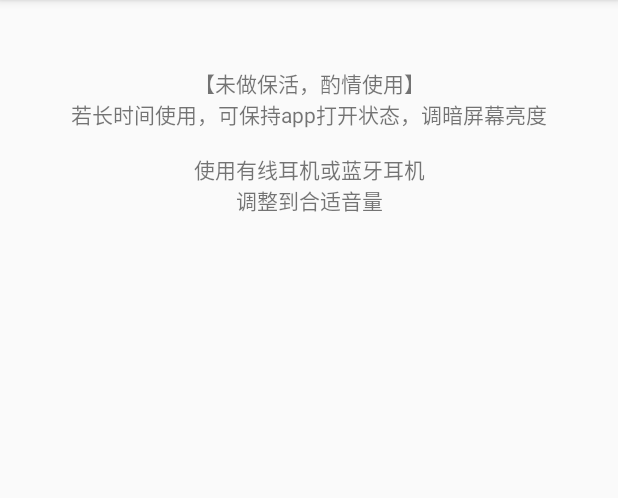
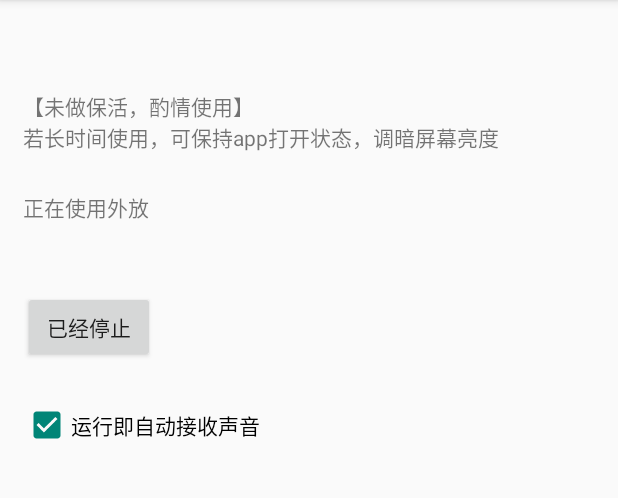
Before and after one commit to lg1256/HeadsetPlayback, an Android app: the screen it shows after launch (MainActivity), on a phone screen of 412 x 824 dp, the part 84-582 px from its top. Run offline under Robolectric (Android 15) with nearby library versions, the phone set to English and light mode, and no system bars; our stand-ins replace ButterKnife.

Commit message:
0.6。ui

```diff
--- a/app/src/main/AndroidManifest.xml
+++ b/app/src/main/AndroidManifest.xml
@@ -2,15 +2,18 @@
 <manifest xmlns:android="http://schemas.android.com/apk/res/android"
     package="com.cuiweiyou.headsetplayback">
 
+    <uses-permission android:name="android.permission.RECORD_AUDIO" /> <!-- 录音 -->
     <uses-permission android:name="android.permission.BLUETOOTH" />
-    <uses-permission android:name="android.permission.RECORD_AUDIO" /> <!-- 录音 -->
+
     <application
+        android:name=".HeadApp"
         android:allowBackup="true"
         android:icon="@mipmap/avatar"
         android:label="@string/app_name"
         android:roundIcon="@mipmap/avatar"
         android:supportsRtl="true"
         android:theme="@style/Theme.HeadsetPlayback">
+
         <activity android:name=".MainActivity">
             <intent-filter>
                 <action android:name="android.intent.action.MAIN" />
--- /dev/null
+++ b/app/src/main/java/com/cuiweiyou/headsetplayback/ConfigUtil.java
@@ -0,0 +1,39 @@
+package com.cuiweiyou.headsetplayback;
+
+import android.content.Context;
+import android.content.SharedPreferences;
+
+public class ConfigUtil {
+
+    private static ConfigUtil instance;
+    private SharedPreferences preferences;
+
+    private ConfigUtil() {
+
+    }
+
+    public static ConfigUtil getInstance() {
+        if (null == instance) {
+            synchronized ((ConfigUtil.class)) {
+                if (null == instance) {
+                    instance = new ConfigUtil();
+                }
+            }
+        }
+        return instance;
+    }
+
+    public void init(Context context) {
+        preferences = context.getSharedPreferences("", Context.MODE_PRIVATE);
+    }
+
+    public void setAutoRecord(boolean auto) {
+        SharedPreferences.Editor edit = preferences.edit();
+        edit.putBoolean("AutoRecord", auto);
+        edit.commit();
+    }
+
+    public boolean getAutoRecord() {
+        return preferences.getBoolean("AutoRecord", true);
+    }
+}
--- /dev/null
+++ b/app/src/main/java/com/cuiweiyou/headsetplayback/HeadApp.java
@@ -0,0 +1,12 @@
+package com.cuiweiyou.headsetplayback;
+
+import android.app.Application;
+
+public class HeadApp extends Application {
+    @Override
+    public void onCreate() {
+        super.onCreate();
+
+        ConfigUtil.getInstance().init(this);
+    }
+}
--- a/app/src/main/java/com/cuiweiyou/headsetplayback/MainActivity.java
+++ b/app/src/main/java/com/cuiweiyou/headsetplayback/MainActivity.java
@@ -10,59 +10,68 @@ import android.content.pm.PackageManager;
 import android.graphics.Bitmap;
 import android.graphics.BitmapFactory;
 import android.graphics.Color;
+import android.media.AudioDeviceInfo;
 import android.media.AudioManager;
+import android.os.Build;
 import android.os.Bundle;
+import android.util.Log;
+import android.widget.Button;
+import android.widget.CheckBox;
 import android.widget.TextView;
 import android.widget.Toast;
 
 import androidx.annotation.NonNull;
-import androidx.appcompat.app.AppCompatActivity;
 import androidx.core.app.ActivityCompat;
+
+import butterknife.BindView;
+import butterknife.ButterKnife;
+import butterknife.OnCheckedChanged;
+import butterknife.OnClick;
+import butterknife.Unbinder;
 
 /**
  * www.gaohaiyan.com
  */
 public class MainActivity extends ExitAppActivity {
 
-    private TextView devicesTextView;
+    @BindView(R.id.tipView)
+    public TextView tipView;
+
+    @BindView(R.id.runningBtn)
+    public Button runningBtn;
+
+    @BindView(R.id.autoRecordCbox)
+    public CheckBox autoRecordCbox;
+
     private HeadsetPlugReceiver headsetPlugReceiver;
+    private AudioManager audioManager;
+    private Unbinder bind;
+
+    private boolean isLoundspeaker = true;
+    private boolean isPlayback = false;
 
     @Override
     protected void onCreate(Bundle savedInstanceState) {
         super.onCreate(savedInstanceState);
         setContentView(R.layout.activity_main);
+        bind = ButterKnife.bind(this);
 
-        // 21.11.23
-        AudioManager audoManager = (AudioManager) getSystemService(Context.AUDIO_SERVICE);
-        audoManager.setMode(AudioManager.MODE_IN_COMMUNICATION); // 解决acousticEchoCanceler  not enough Memorry
+        audioManager = (AudioManager) getSystemService(Context.AUDIO_SERVICE);
+        audioManager.setMode(AudioManager.MODE_IN_COMMUNICATION); // 解决acousticEchoCanceler  not enough Memorry
 
-        // 最近任务界面的app名称和图标
-        Bitmap recentsIcon = BitmapFactory.decodeResource(getResources(), R.mipmap.task);
-        String title = "飞速回音";
-        int color = Color.rgb(228, 204, 51); // 通常默认白色，不支持自定义
-        ActivityManager.TaskDescription description = new ActivityManager.TaskDescription(title, recentsIcon, color);
-        this.setTaskDescription(description);
-
-        devicesTextView = findViewById(R.id.devicesTextView);
-        devicesTextView.setKeepScreenOn(true);
         headsetPlugReceiver = new HeadsetPlugReceiver(this, onDeviceChangedListener);
 
-        int checked1 = checkSelfPermission(Manifest.permission.RECORD_AUDIO);
-        int checked2 = checkSelfPermission(Manifest.permission.BLUETOOTH);
-        if (checked1 == PackageManager.PERMISSION_GRANTED && checked2 == PackageManager.PERMISSION_GRANTED) {
-            registerRecerver();
-        } else {
-            ActivityCompat //
-                    .requestPermissions(this,  //
-                                        new String[]{Manifest.permission.RECORD_AUDIO, Manifest.permission.BLUETOOTH}, //
-                                        990);
-        }
+        initState();
+        initView();
+        initTaskDescription();
+        initPremissions();
     }
 
     @Override
     public void whenAppExit() {
         RecordAndPlaybackUtil.getInstance().stopRecord();
         unregisterReceiver(headsetPlugReceiver);
+        bind.unbind();
     }
 
     @Override
@@ -78,35 +87,129 @@ public class MainActivity extends ExitAppActivity {
             }
 
             if (isAllGranted) { // 如果所有的权限都授予了
+                runningBtn.setClickable(true);
                 registerRecerver();
             } else {
+                runningBtn.setClickable(false);
                 Toast.makeText(this, "不授权没法录音", Toast.LENGTH_SHORT).show();
             }
         }
     }
 
+    @OnClick(R.id.runningBtn)     // 运行
+    public void onRunningBtnClick() {
+        play();
+    }
+
+    @OnCheckedChanged(R.id.autoRecordCbox) // 自动运行
+    public void onAutoRecordCboxClick(boolean checked) {
+        ConfigUtil.getInstance().setAutoRecord(checked);
+    }
+
+    private void initState() {
+        AudioDeviceInfo[] devices = audioManager.getDevices(AudioManager.GET_DEVICES_OUTPUTS);
+        Log.e("ard", "设备数量 " + devices.length);
+        for (AudioDeviceInfo device : devices) {
+            int deviceType = device.getType();
+            Log.e("ard", "设备 " + device.getProductName()+" = "+deviceType);
+            if ((deviceType == AudioDeviceInfo.TYPE_WIRED_HEADSET) || (deviceType == AudioDeviceInfo.TYPE_WIRED_HEADPHONES)) { // 有线耳机
+                tipView.setText("正在使用有线耳机");
+                isLoundspeaker = false;
+            } else if ((deviceType == AudioDeviceInfo.TYPE_BLUETOOTH_A2DP) || (deviceType == AudioDeviceInfo.TYPE_BLUETOOTH_SCO)) {// 蓝牙耳机
+                tipView.setText("正在使用蓝牙耳机");
+                isLoundspeaker = false;
+            } else {
+                tipView.setText("正在使用手机外放");
+                isLoundspeaker = true;
+            }
+        }
+    }
+
+    private void initView() {
+        boolean autoRecord = ConfigUtil.getInstance().getAutoRecord();
+        Log.e("ard", "自动 " + autoRecord);
+        autoRecordCbox.setChecked(autoRecord);
+    }
+
+    private void initTaskDescription() { // 最近任务界面的app名称和图标
+        Bitmap recentsIcon = BitmapFactory.decodeResource(getResources(), R.mipmap.task);
+        String title = "飞速回音";
+        int color = Color.rgb(228, 204, 51); // 通常默认白色，不支持自定义
+        ActivityManager.TaskDescription description = new ActivityManager.TaskDescription(title, recentsIcon, color);
+        this.setTaskDescription(description);
+    }
+
+    private void initPremissions() {
+        int checked1 = checkSelfPermission(Manifest.permission.RECORD_AUDIO);
+        int checked2 = checkSelfPermission(Manifest.permission.BLUETOOTH);
+        if (checked1 == PackageManager.PERMISSION_GRANTED && checked2 == PackageManager.PERMISSION_GRANTED) {
+            runningBtn.setClickable(true);
+            registerRecerver();
+        } else {
+            ActivityCompat //
+                    .requestPermissions(this,  //
+                                        new String[]{Manifest.permission.RECORD_AUDIO, Manifest.permission.BLUETOOTH}, //
+                                        990);
+        }
+    }
+
     private void registerRecerver() {
+        if (autoRecordCbox.isChecked()) {
+            play();
+        }
+
         IntentFilter intentFilter = new IntentFilter();
-        intentFilter.addAction(Intent.ACTION_HEADSET_PLUG); // 有线耳机
+        intentFilter.addAction(Intent.ACTION_HEADSET_PLUG);                       // 有线耳机
         intentFilter.addAction(BluetoothHeadset.ACTION_CONNECTION_STATE_CHANGED); // 蓝牙
         registerReceiver(headsetPlugReceiver, intentFilter);
+    }
 
-        RecordAndPlaybackUtil.getInstance().startRecord();
-        RecordAndPlaybackUtil.getInstance().setPlayback(false); // 21.11.23 测试手机外放时开启回声消除
+    private void play() {
+        if (!isPlayback){
+            boolean echoCancelAvailable = RecordAndPlaybackUtil.getInstance().startRecord();
+            if (echoCancelAvailable) {
+                RecordAndPlaybackUtil.getInstance().playback();
+                if (isLoundspeaker){
+                    RecordAndPlaybackUtil.getInstance().setEnchoCancel(true);
+                }else{
+                    RecordAndPlaybackUtil.getInstance().setEnchoCancel(false);
+                }
+                isPlayback = true;
+            } else {
+                RecordAndPlaybackUtil.getInstance().setEnchoCancel(false);
+                if (isLoundspeaker) {
+                    RecordAndPlaybackUtil.getInstance().stopback();
+                    isPlayback = false;
+                    Toast.makeText(this, "手机不支持", Toast.LENGTH_SHORT).show();
+                } else {
+                    RecordAndPlaybackUtil.getInstance().playback();
+                    isPlayback = true;
+                }
+            }
+        }else{
+            RecordAndPlaybackUtil.getInstance().stopback();
+            isPlayback = false;
+        }
+
+        if (isPlayback) {
+            runningBtn.setText("正在运行ing");
+        } else {
+            runningBtn.setText("已经停止");
+        }
     }
 
     private HeadsetPlugReceiver.OnDeviceChangedListener onDeviceChangedListener = new HeadsetPlugReceiver.OnDeviceChangedListener() {
         @Override
         public void onDeviceChanged(int flag) {
             if (3 == flag) {
-                devicesTextView.append("正在使用有线耳机\n");
-                RecordAndPlaybackUtil.getInstance().setPlayback(true);
+                tipView.setText("正在使用有线耳机");
+                isLoundspeaker = false;
             } else if (78 == flag) {
-                devicesTextView.append("正在使用蓝牙耳机\n");
-                RecordAndPlaybackUtil.getInstance().setPlayback(true);
+                tipView.setText("正在使用蓝牙耳机");
+                isLoundspeaker = false;
             } else {
-                devicesTextView.append("--- 请连接耳机 ---\n");
-                RecordAndPlaybackUtil.getInstance().setPlayback(false);
+                tipView.setText("正在使用外放");
+                isLoundspeaker = true;
             }
         }
     };
--- a/app/src/main/java/com/cuiweiyou/headsetplayback/RecordAndPlaybackUtil.java
+++ b/app/src/main/java/com/cuiweiyou/headsetplayback/RecordAndPlaybackUtil.java
@@ -7,8 +7,6 @@ import android.media.AudioTrack;
 import android.media.MediaRecorder;
 import android.media.audiofx.AcousticEchoCanceler;
 import android.util.Log;
-
-import java.io.BufferedOutputStream;
 
 /**
  * www.gaohaiyan.com
@@ -26,29 +24,38 @@ public class RecordAndPlaybackUtil {
     // 回音消除器
     AcousticEchoCanceler acousticEchoCanceler;
 
-    private MyThread thread;
+    private RecordThread recordThread;
 
     private static RecordAndPlaybackUtil instance;
+    private boolean echoCancelAvailable = false;
 
     private RecordAndPlaybackUtil() {
         audioRecord = new AudioRecord(audioSource, sampleRateInHz, channelConfig, audioFormat, bufferSize * 2);
 
-        // 21.11.23
-        Log.e("ard", "是否支持回声消除："+ AcousticEchoCanceler.isAvailable());
-        // id
-        int AUDIO_SESSION_ID = audioRecord.getAudioSessionId();
-        // 消除器
-        acousticEchoCanceler = AcousticEchoCanceler.create(AUDIO_SESSION_ID);
+        // 支持回声消除
+        echoCancelAvailable = AcousticEchoCanceler.isAvailable();
+        Log.e("ard", "回声消除 " + echoCancelAvailable);
+        if (echoCancelAvailable){
+            int AUDIO_SESSION_ID = audioRecord.getAudioSessionId();               // id
+            acousticEchoCanceler = AcousticEchoCanceler.create(AUDIO_SESSION_ID); // 消除器
 
-        // 添加id
             audioTrack = new AudioTrack(
-                AudioManager.STREAM_SYSTEM, // 21.11.23 配合AcousticEchoCanceler
+                    AudioManager.STREAM_SYSTEM, // 配合AcousticEchoCanceler
                     sampleRateInHz,
                     AudioFormat.CHANNEL_OUT_MONO,
                     audioFormat,
                     bufferSize * 2,
                     AudioTrack.MODE_STREAM,
-                AUDIO_SESSION_ID);
+                    AUDIO_SESSION_ID);         // 添加id
+        } else {
+            audioTrack = new AudioTrack(
+                    AudioManager.STREAM_MUSIC,
+                    sampleRateInHz,
+                    AudioFormat.CHANNEL_OUT_MONO,
+                    audioFormat,
+                    bufferSize * 2,
+                    AudioTrack.MODE_STREAM);
+        }
     }
 
     public static RecordAndPlaybackUtil getInstance() {
@@ -65,39 +72,50 @@ public class RecordAndPlaybackUtil {
     /**
      * 开始录制
      */
-    public void startRecord() {
-        thread = new MyThread();
-        thread.start();
+    public boolean startRecord() {
+        if (null == recordThread) {
+            recordThread = new RecordThread();
+            recordThread.start();
+        }
+
+        return echoCancelAvailable;
     }
 
     public void stopRecord() {
-        if (null != thread) {
-            thread.setDestroy(true);
+        if (null != recordThread) {
+            recordThread.setDestroy(true);
         }
-        thread = null;
+        recordThread = null;
     }
 
-    public void setPlayback(boolean playbackable) {
-        if (playbackable){
-            acousticEchoCanceler.setEnabled(false);
-        }else{
-            acousticEchoCanceler.setEnabled(true); // 21.11.23 手机外放时开启回声消除
+    public void setEnchoCancel(boolean ec){
+        if (null != acousticEchoCanceler) {
+            acousticEchoCanceler.setEnabled(ec);
         }
-        thread.setPlayback(playbackable);
     }
 
-    class MyThread extends Thread {
+    public void playback() {
+        if (null != recordThread) {
+            recordThread.setPlayback(true);
+        }
+    }
+
+    public void stopback() {
+        if (null != recordThread) {
+            recordThread.setPlayback(false);
+        }
+    }
+
+    class RecordThread extends Thread {
         private boolean isDestroy = false;
         private boolean playbackable = false;
-        private BufferedOutputStream bos;
 
         public void setDestroy(boolean isDestroy) {
             this.isDestroy = isDestroy;
         }
 
         public void setPlayback(boolean able) {
-            // this.playbackable = able;
-            this.playbackable = true; // 21.11.23 测试回声消除
+            playbackable = able;
         }
 
         @Override
@@ -110,23 +128,24 @@ public class RecordAndPlaybackUtil {
             audioTrack.play();
 
             while (!isDestroy) {
+                if (playbackable) {
                     byte[] buffer = new byte[bufferSize];
 
-                // 录制
-                int readCount = audioRecord.read(buffer, 0, bufferSize);
+                    int readCount = audioRecord.read(buffer, 0, bufferSize);// 录制
 
-                if (playbackable) { // 播放
                     if (readCount == AudioTrack.ERROR_INVALID_OPERATION || readCount == AudioTrack.ERROR_BAD_VALUE) {
                         continue;
                     }
                     if (readCount != 0 && readCount != -1) {
-                        audioTrack.write(buffer, 0, readCount);
+                        audioTrack.write(buffer, 0, readCount); // 播放
                     }
                 }
             }
 
+            if (null != acousticEchoCanceler) {
                 acousticEchoCanceler.setEnabled(false);
                 acousticEchoCanceler.release();
+            }
             audioRecord.stop();
             audioRecord.release();
             audioTrack.stop();
--- a/app/src/main/res/layout/activity_main.xml
+++ b/app/src/main/res/layout/activity_main.xml
@@ -1,23 +1,37 @@
 <?xml version="1.0" encoding="utf-8"?>
 <LinearLayout xmlns:android="http://schemas.android.com/apk/res/android"
-    xmlns:app="http://schemas.android.com/apk/res-auto"
-    xmlns:tools="http://schemas.android.com/tools"
     android:layout_width="match_parent"
     android:layout_height="match_parent"
+    android:padding="15dp"
     android:orientation="vertical">
 
     <TextView
-        android:layout_width="match_parent"
+        android:layout_width="wrap_content"
         android:layout_height="wrap_content"
         android:layout_marginTop="45dp"
-        android:gravity="center"
-        android:text="【未做保活，酌情使用】\n若长时间使用，可保持app打开状态，调暗屏幕亮度\n\n使用有线耳机或蓝牙耳机\n调整到合适音量" />
+        android:text="【未做保活，酌情使用】\n若长时间使用，可保持app打开状态，调暗屏幕亮度" />
 
     <TextView
-        android:id="@+id/devicesTextView"
-        android:layout_width="match_parent"
+        android:id="@+id/tipView"
+        android:layout_width="wrap_content"
         android:layout_height="wrap_content"
-        android:layout_marginTop="15dp"
-        android:padding="35dp" />
+        android:layout_marginTop="25dp"
+        android:text="正在使用外放" />
+
+    <Button
+        android:id="@+id/runningBtn"
+        android:layout_width="wrap_content"
+        android:layout_height="wrap_content"
+        android:layout_marginTop="45dp"
+        android:clickable="false"
+        android:text="运行"/>
+
+    <CheckBox
+        android:id="@+id/autoRecordCbox"
+        android:layout_width="wrap_content"
+        android:layout_height="wrap_content"
+        android:layout_marginTop="25dp"
+        android:checked="true"
+        android:text="运行即自动接收声音"/>
 
 </LinearLayout>
```
Also changed, not shown: app/build.gradle (+3 -4 lines). Lines whose indentation alone changed are shown as unchanged.
